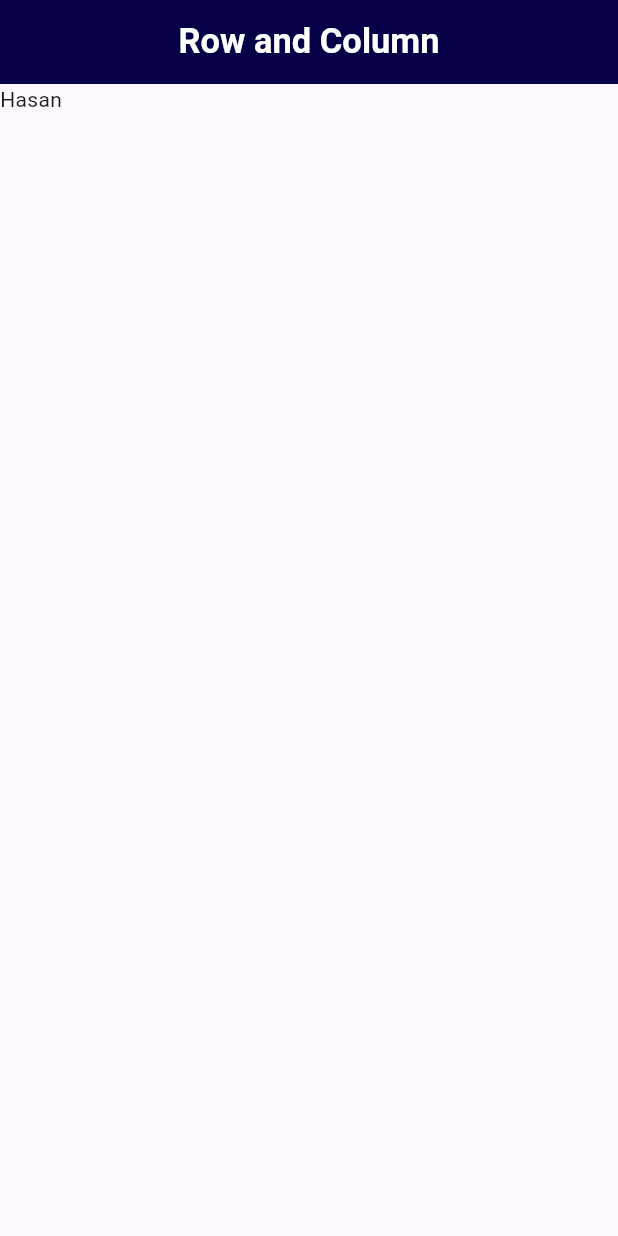
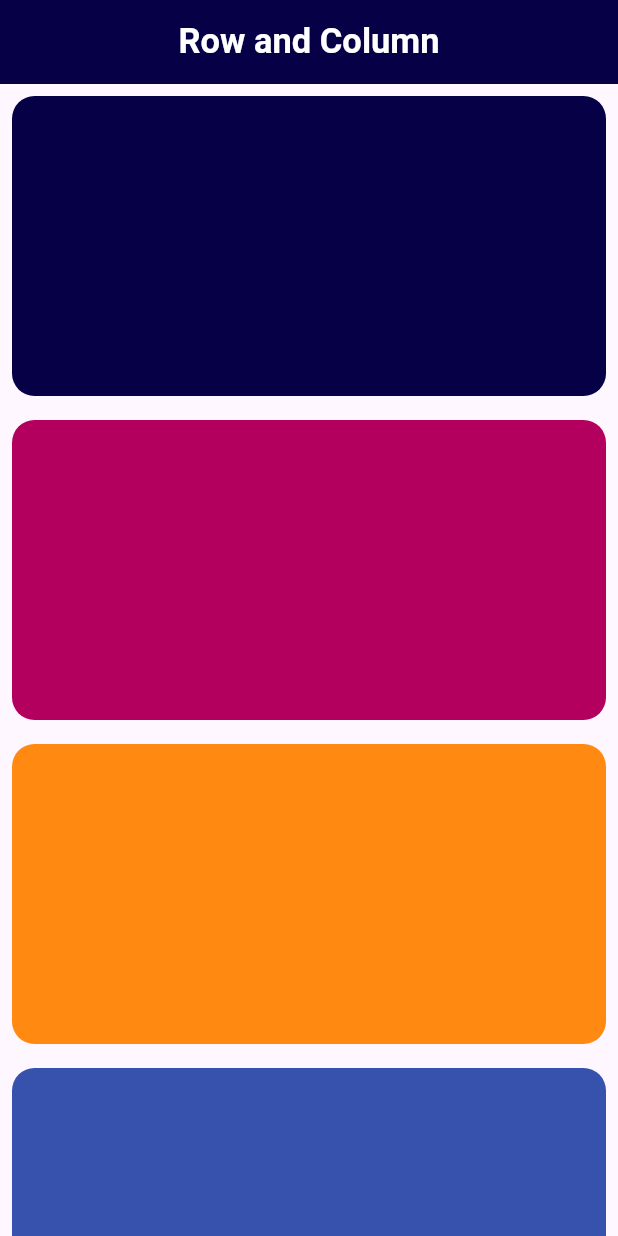
Before and after one commit to alhasann351/row_column, a Flutter app: the screen it shows after launch, on a phone screen of 412 x 824 dp. Run offline on Flutter 3.47's test engine with Material 3 defaults, Android fonts, the phone set to English and light mode, and no system bars.

Commit message:
column added

```diff
--- a/lib/main.dart
+++ b/lib/main.dart
@@ -42,7 +42,73 @@ class _MyHomePageState extends State<MyHomePage> {
           ),
         ),
       ),
-      body: const Text('Hasan'),
+      body: SingleChildScrollView(
+        child: Column(
+          crossAxisAlignment: CrossAxisAlignment.start,
+          children: [
+            Padding(
+              padding: const EdgeInsets.all(8.0),
+              child: Container(
+                height: 200,
+                decoration: BoxDecoration(
+                  color: Theme.of(context).primaryColor,
+                  borderRadius: BorderRadius.circular(15),
+                ),
+              ),
+            ),
+            Padding(
+              padding: const EdgeInsets.all(8.0),
+              child: Container(
+                height: 200,
+                decoration: BoxDecoration(
+                  color: const Color(0xFFB3005E),
+                  borderRadius: BorderRadius.circular(15),
+                ),
+              ),
+            ),
+            Padding(
+              padding: const EdgeInsets.all(8.0),
+              child: Container(
+                height: 200,
+                decoration: BoxDecoration(
+                  color: const Color(0xFFFF8911),
+                  borderRadius: BorderRadius.circular(15),
+                ),
+              ),
+            ),
+            Padding(
+              padding: const EdgeInsets.all(8.0),
+              child: Container(
+                height: 200,
+                decoration: BoxDecoration(
+                  color: const Color(0xFF3652AD),
+                  borderRadius: BorderRadius.circular(15),
+                ),
+              ),
+            ),
+            Padding(
+              padding: const EdgeInsets.all(8.0),
+              child: Container(
+                height: 200,
+                decoration: BoxDecoration(
+                  color: const Color(0xFF5F8670),
+                  borderRadius: BorderRadius.circular(15),
+                ),
+              ),
+            ),
+            Padding(
+              padding: const EdgeInsets.all(8.0),
+              child: Container(
+                height: 200,
+                decoration: BoxDecoration(
+                  color: const Color(0xFFB80000),
+                  borderRadius: BorderRadius.circular(15),
+                ),
+              ),
+            ),
+          ],
+        ),
+      ),
     );
   }
 }
```
